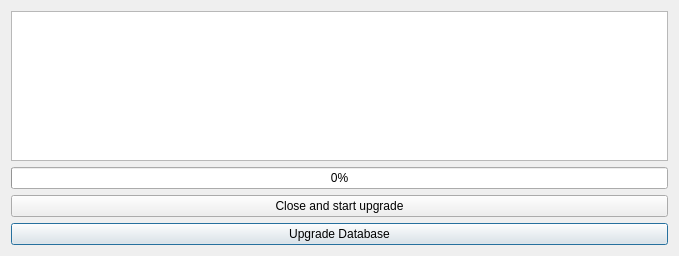
First picture: the form in autoupdatedialog.ui, repository ic005k/OCAuxiliaryTools, before the edit.
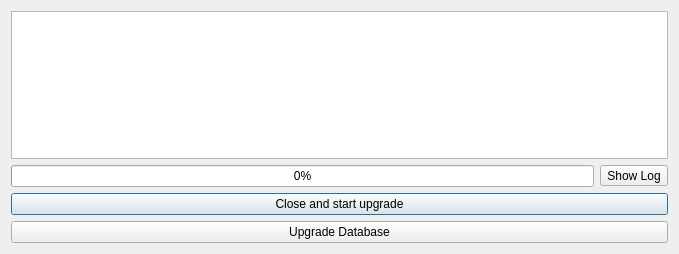
Second picture: the form after the edit.

What changed in the file:
```diff
--- a/autoupdatedialog.ui
+++ b/autoupdatedialog.ui
@@ -7,21 +7,14 @@
     <x>0</x>
     <y>0</y>
     <width>679</width>
-    <height>256</height>
+    <height>254</height>
    </rect>
   </property>
   <property name="windowTitle">
    <string>Dialog</string>
   </property>
   <layout class="QGridLayout" name="gridLayout">
-   <item row="3" column="0">
-    <widget class="QPushButton" name="btnUpdateDatabase">
-     <property name="text">
-      <string>Upgrade Database</string>
-     </property>
-    </widget>
-   </item>
-   <item row="0" column="0">
+   <item row="0" column="0" colspan="2">
     <widget class="QTextEdit" name="textEdit">
      <property name="maximumSize">
       <size>
@@ -47,13 +40,27 @@
      </property>
     </widget>
    </item>
-   <item row="2" column="0">
+   <item row="1" column="1">
+    <widget class="QToolButton" name="btnShowLog">
+     <property name="text">
+      <string>Show Log</string>
+     </property>
+    </widget>
+   </item>
+   <item row="2" column="0" colspan="2">
     <widget class="QPushButton" name="btnStartUpdate">
      <property name="text">
       <string>Close and start upgrade</string>
      </property>
     </widget>
    </item>
+   <item row="3" column="0" colspan="2">
+    <widget class="QPushButton" name="btnUpdateDatabase">
+     <property name="text">
+      <string>Upgrade Database</string>
+     </property>
+    </widget>
+   </item>
   </layout>
  </widget>
  <resources/>
```
